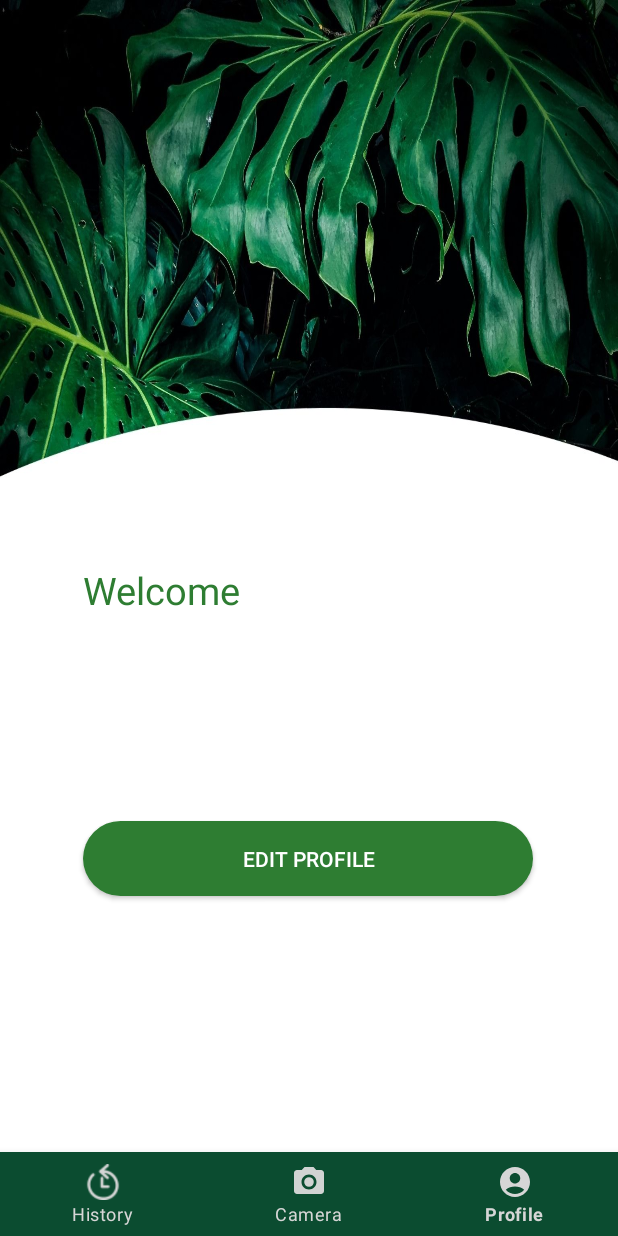
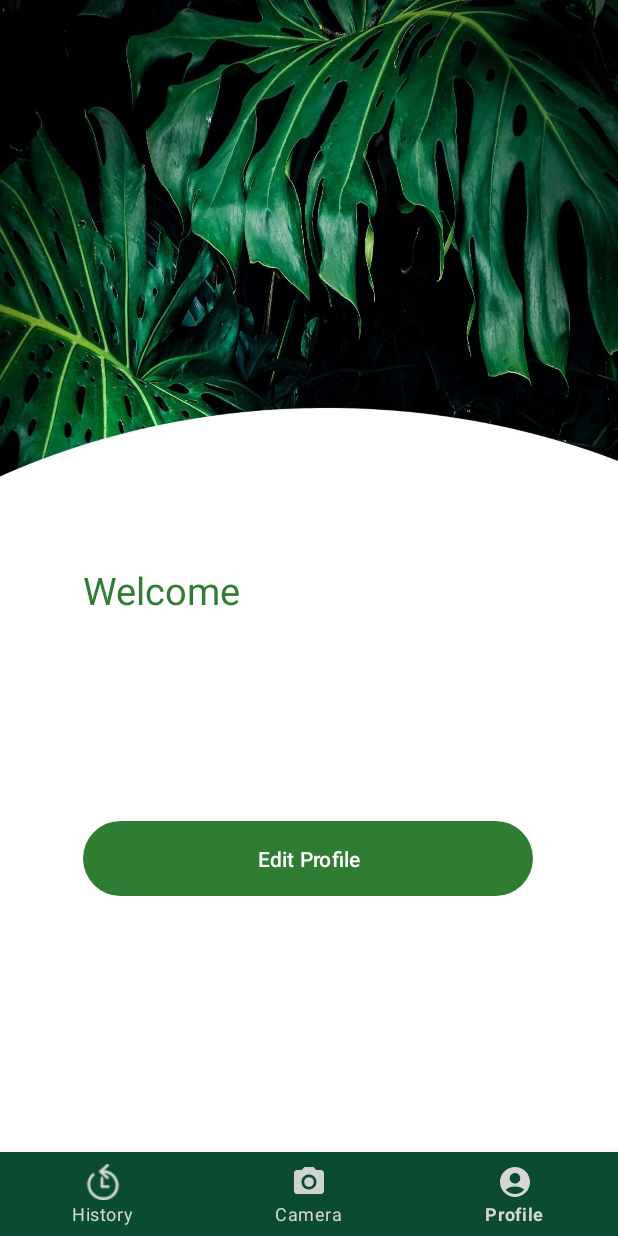
Before and after one commit to ErennBasar/Plant_Master, an Android app: the ProfileDetailFragment screen opened directly, with no data from a screen before it, on a phone screen of 412 x 824 dp. Run offline under Robolectric (Android 15) with nearby library versions, the light colour scheme and no system bars; our stand-ins replace Firebase (no records; nobody signed in at launch, a user with empty details on screens opened directly), navigation-ui.

Commit message:
layout and gradle update

```diff
--- a/app/src/main/res/drawable/regular_btn.xml
+++ b/app/src/main/res/drawable/regular_btn.xml
@@ -1,6 +1,6 @@
 <shape xmlns:android="http://schemas.android.com/apk/res/android"
     android:shape="rectangle">
 
-    <solid android:color="@color/darkGreen" /> <!-- Koyu yeşil -->
+    <solid android:color="@color/darkGreen_2" /> <!-- Koyu yeşil -->
     <corners android:radius="52dp"/>
 </shape>
--- a/app/src/main/res/layout/fragment_profile.xml
+++ b/app/src/main/res/layout/fragment_profile.xml
@@ -48,7 +48,7 @@
 
     <!-- Facebook ile Giriş -->
 
-    <androidx.appcompat.widget.AppCompatButton
+    <com.google.android.material.button.MaterialButton
         android:id="@+id/loginButton"
         android:layout_width="333dp"
         android:layout_height="43dp"
--- a/app/src/main/res/layout/fragment_profile_detail.xml
+++ b/app/src/main/res/layout/fragment_profile_detail.xml
@@ -39,7 +39,7 @@
         app:layout_constraintStart_toStartOf="@+id/text_profile_name"
         app:layout_constraintTop_toBottomOf="@+id/text_profile_name" />
 
-    <androidx.appcompat.widget.AppCompatButton
+    <com.google.android.material.button.MaterialButton
         android:id="@+id/profileEditButton"
         android:layout_width="300dp"
         android:layout_height="50dp"
--- a/app/src/main/res/layout/fragment_profile_signup.xml
+++ b/app/src/main/res/layout/fragment_profile_signup.xml
@@ -110,7 +110,7 @@
 
     <!-- Submit Button -->
 
-    <androidx.appcompat.widget.AppCompatButton
+    <com.google.android.material.button.MaterialButton
         android:id="@+id/submit"
         android:layout_width="362dp"
         android:layout_height="47dp"
--- a/app/src/main/res/layout/fragment_reset_password.xml
+++ b/app/src/main/res/layout/fragment_reset_password.xml
@@ -27,7 +27,7 @@
         app:iconTint="@color/darkGreen"
         app:tint="@null" />
 
-    <androidx.appcompat.widget.AppCompatButton
+    <com.google.android.material.button.MaterialButton
         android:id="@+id/buttonResetPassword"
         android:layout_width="392dp"
         android:layout_height="49dp"
--- a/app/src/main/res/values/themes.xml
+++ b/app/src/main/res/values/themes.xml
@@ -1,12 +1,18 @@
 <resources xmlns:tools="http://schemas.android.com/tools">
     <!-- Base application theme. -->
     <style name="Theme.PLantMaster" parent="Theme.Material3.DayNight.NoActionBar">
+        <!-- Varsayılan TextAppearance ayarı -->
+        <item name="android:textAppearance">@style/TextAppearance.Material3.BodyLarge</item>
+        <item name="textInputOutlinedStyle">@style/Widget.Material3.TextInputLayout.OutlinedBox</item>
+
+        <item name="textInputStyle">@style/Widget.Material3.TextInputLayout.OutlinedBox</item>
+
         <item name="windowActionBar">false</item>
         <item name="windowNoTitle">true</item>
         <item name="bottomNavigationStyle">@style/CustomBottomNavigation</item>
 
         <!-- Primary brand color. -->
-        <item name="colorPrimary">@color/green_500</item>
+        <item name="colorPrimary">@color/darkGreen</item>
         <item name="colorPrimaryVariant">@color/green_500</item>
         <item name="colorOnPrimary">@color/white</item>
         <!-- Secondary brand color. -->
--- a/gradle/libs.versions.toml
+++ b/gradle/libs.versions.toml
@@ -1,5 +1,5 @@
 [versions]
-agp = "8.7.2"
+agp = "8.10.0"
 junit = "4.13.2"
 junitVersion = "1.2.1"
 espressoCore = "3.6.1"
```
Also changed, not shown: gradle/wrapper/gradle-wrapper.properties.
